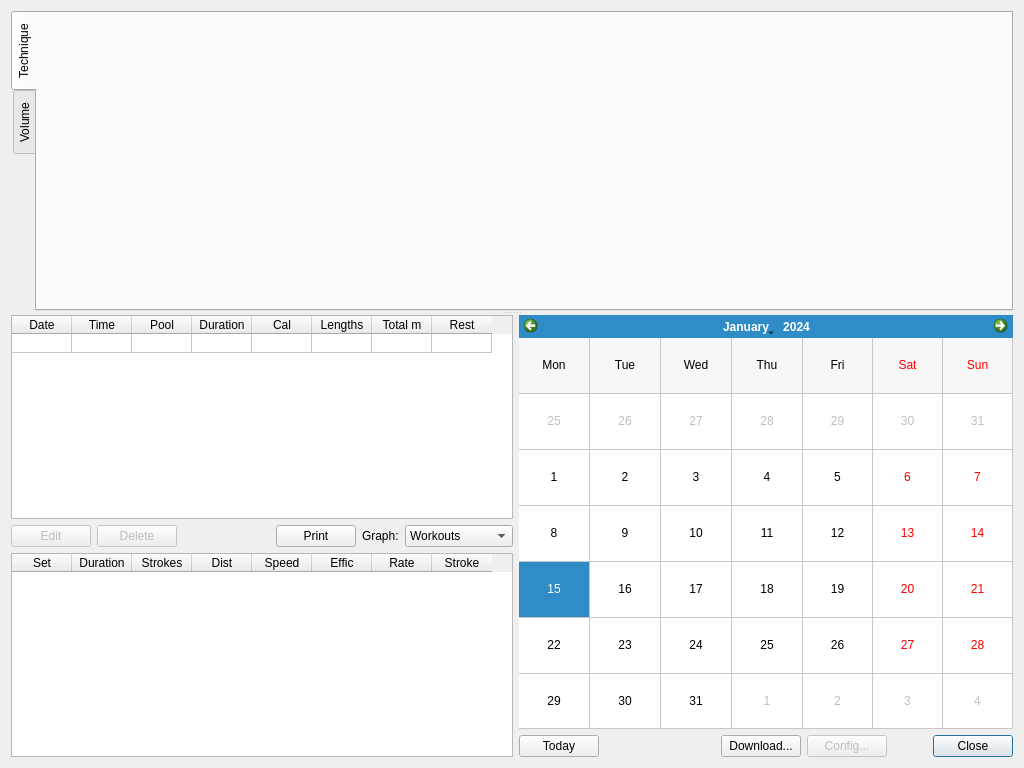
Old version of the form ui/summary.ui in the repository ihewitt/poolviewer.
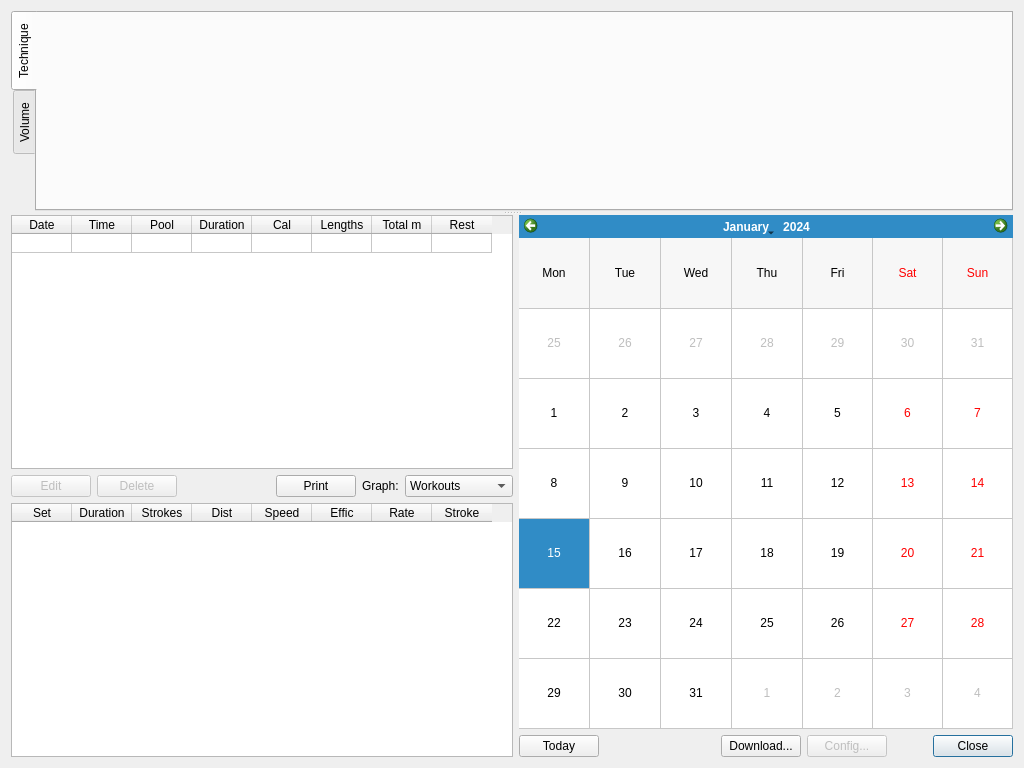
New version of the form. Custom widgets are drawn as their Qt base class.

```diff
--- a/ui/summary.ui
+++ b/ui/summary.ui
@@ -23,7 +23,7 @@
      <property name="minimumSize">
       <size>
        <width>0</width>
-       <height>300</height>
+       <height>200</height>
       </size>
      </property>
      <property name="tabPosition">
```
